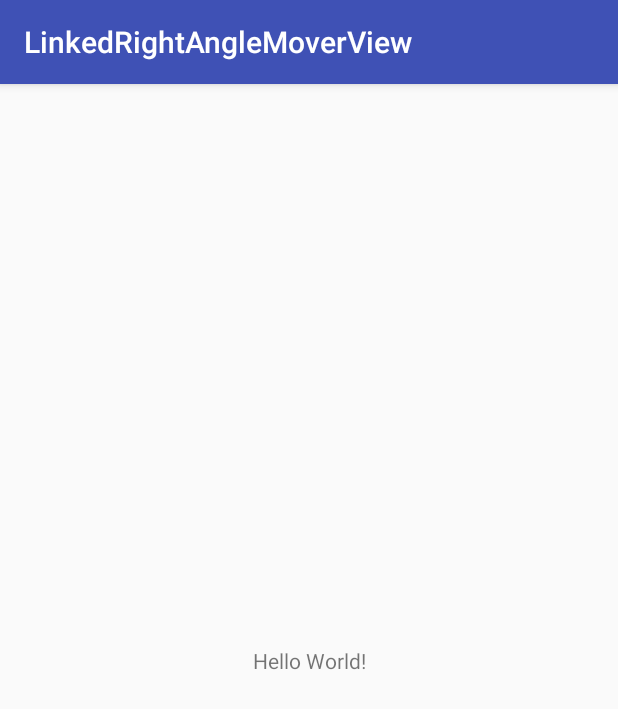
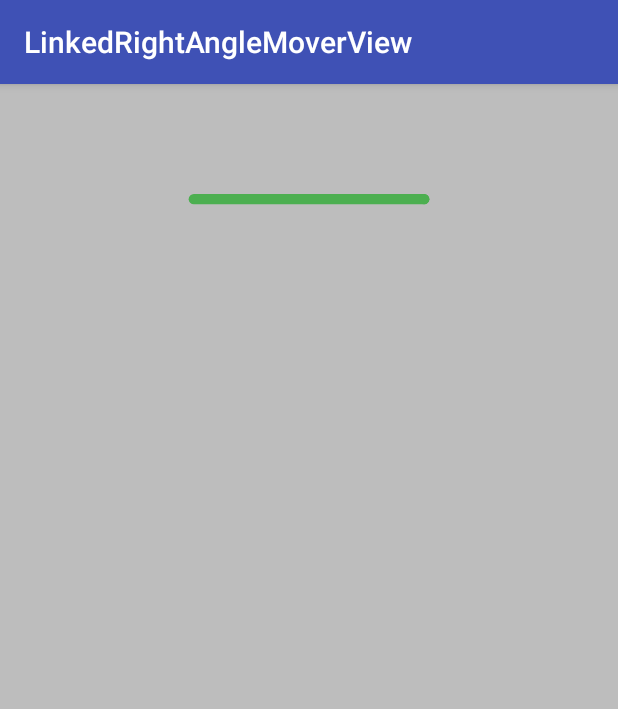
Before and after one commit to Anwesh43/LinkedLRAMView, an Android app: the screen it shows after launch (MainActivity), on a phone screen of 412 x 824 dp. Shown: the top 709 px of the screen. Run offline under Robolectric (Android 15) with nearby library versions, the phone set to English and light mode, and no system bars.

```diff
--- a/app/build.gradle
+++ b/app/build.gradle
@@ -27,6 +27,7 @@ dependencies {
     androidTestImplementation 'com.android.support.test:runner:1.0.1'
     androidTestImplementation 'com.android.support.test.espresso:espresso-core:3.0.1'
     compile "org.jetbrains.kotlin:kotlin-stdlib-jre7:$kotlin_version"
+    compile project(":lramview")
 }
 repositories {
     mavenCentral()
--- a/app/src/main/java/com/anwesh/uiprojects/linkedrightanglemoverview/MainActivity.kt
+++ b/app/src/main/java/com/anwesh/uiprojects/linkedrightanglemoverview/MainActivity.kt
@@ -2,11 +2,12 @@ package com.anwesh.uiprojects.linkedrightanglemoverview
 
 import android.support.v7.app.AppCompatActivity
 import android.os.Bundle
+import com.anwesh.uiprojects.lramview.LRAMView
 
 class MainActivity : AppCompatActivity() {
 
     override fun onCreate(savedInstanceState: Bundle?) {
         super.onCreate(savedInstanceState)
-        setContentView(R.layout.activity_main)
+        LRAMView.create(this)
     }
 }
```
